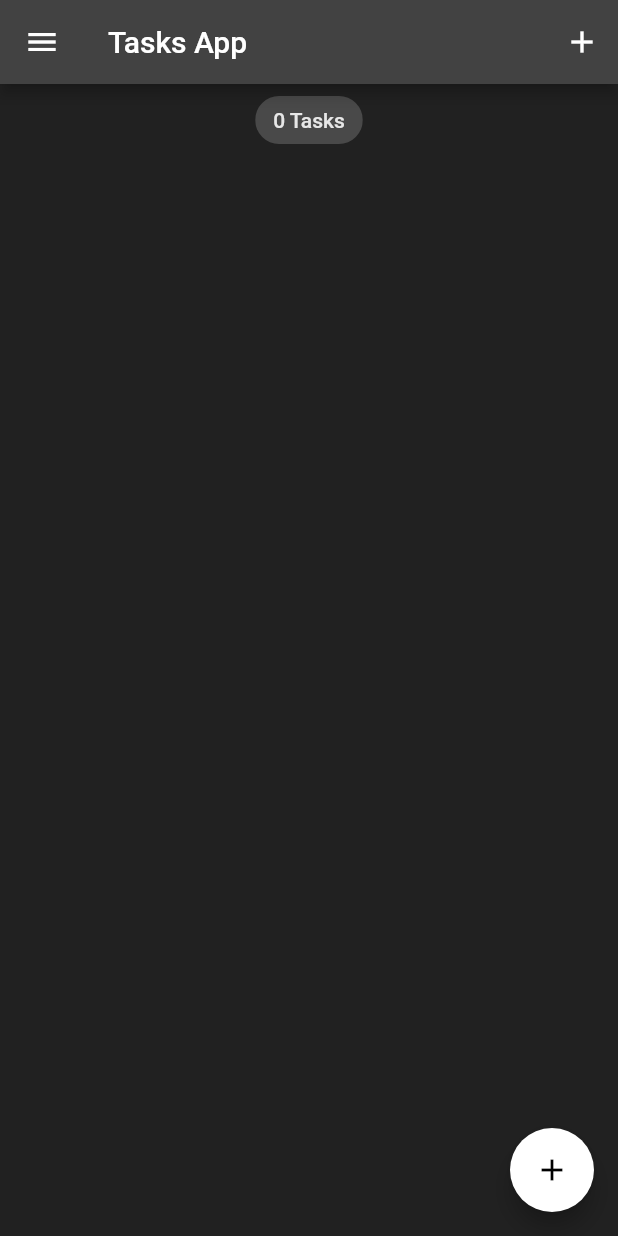
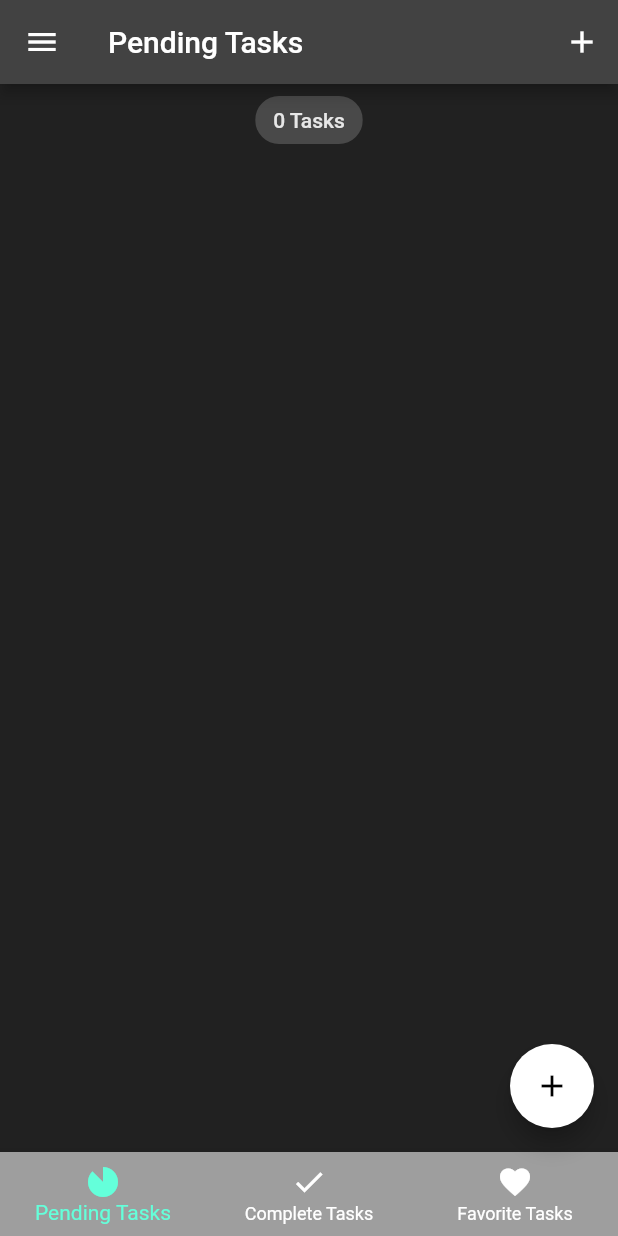
Before and after one commit to JohnGJackson0/favs-flutter, a Flutter app: the screen it shows after launch, on a phone screen of 412 x 824 dp. Run offline on Flutter 3.47's test engine with Material 2 defaults, Android fonts, the phone set to English and light mode, and no system bars; our stand-ins replace equatable, flutter_bloc, hydrated_bloc.

```diff
--- a/lib/blocs/tasks_bloc/tasks_state.dart
+++ b/lib/blocs/tasks_bloc/tasks_state.dart
@@ -1,27 +1,40 @@
 part of 'tasks_bloc.dart';
 
 class TasksState extends Equatable {
-  final List<Task> allTasks;
+  final List<Task> pendingTasks;
+  final List<Task> completedTasks;
+  final List<Task> favoriteTasks;
   final List<Task> removedTasks;
-  const TasksState(
-      {this.allTasks = const <Task>[], this.removedTasks = const <Task>[]});
+
+  const TasksState({
+    this.pendingTasks = const <Task>[],
+    this.removedTasks = const <Task>[],
+    this.completedTasks = const <Task>[],
+    this.favoriteTasks = const <Task>[],
+  });
 
   @override
-  List<Object> get props => [allTasks, removedTasks];
+  List<Object> get props =>
+      [pendingTasks, removedTasks, completedTasks, favoriteTasks];
 
   Map<String, dynamic> toMap() {
     return <String, dynamic>{
-      'allTasks': allTasks.map((x) => x.toMap()).toList(),
+      'allTasks': pendingTasks.map((x) => x.toMap()).toList(),
       'removedTasks': removedTasks.map((x) => x.toMap()).toList(),
+      'completedTasks': removedTasks.map((x) => x.toMap()).toList(),
+      'favoriteTasks': removedTasks.map((x) => x.toMap()).toList(),
     };
   }
 
   factory TasksState.fromMap(Map<String, dynamic> map) {
     return TasksState(
-        allTasks:
-            List<Task>.from((map['allTasks']?.map((x) => Task.fromMap(x)))),
+        pendingTasks:
+            List<Task>.from((map['pendingTasks']?.map((x) => Task.fromMap(x)))),
         removedTasks: List<Task>.from(
-            (map['removedTasks']?.map((x) => Task.fromMap(x)))));
-
+            (map['removedTasks']?.map((x) => Task.fromMap(x)))),
+        completedTasks: List<Task>.from(
+            (map['completedTasks']?.map((x) => Task.fromMap(x)))),
+        favoriteTasks: List<Task>.from(
+            (map['favoriteTasks']?.map((x) => Task.fromMap(x)))));
   }
 }
--- a/lib/main.dart
+++ b/lib/main.dart
@@ -1,3 +1,4 @@
+import 'package:favs_app/screens/tabs_screen.dart';
 import 'package:favs_app/services/app_router.dart';
 import 'package:favs_app/services/app_theme.dart';
 import 'package:flutter/material.dart';
@@ -5,7 +6,6 @@ import 'package:path_provider/path_provider.dart';
 
 import 'blocs/bloc_exports.dart';
 import 'blocs/theme_bloc/theme_state.dart';
-import 'screens/tasks_screen.dart';
 
 void main() async {
   WidgetsFlutterBinding.ensureInitialized();
@@ -41,7 +41,7 @@ class MyApp extends StatelessWidget {
             theme: state.isDarkTheme
                 ? AppThemes.appThemeData[AppTheme.darkTheme]
                 : AppThemes.appThemeData[AppTheme.lightTheme],
-            home: TasksScreen(),
+            home: const TabsScreen(),
             onGenerateRoute: appRouter.onGenerateRoute,
           );
         },
--- a/lib/screens/add_task_screen.dart
+++ b/lib/screens/add_task_screen.dart
@@ -5,12 +5,11 @@ import 'package:flutter/material.dart';
 import '../models/task.dart';
 
 class AddTaskScreen extends StatelessWidget {
-  const AddTaskScreen({
+  AddTaskScreen({
     Key? key,
-    required this.titleController,
   }) : super(key: key);
 
-  final TextEditingController titleController;
+  TextEditingController titleController = TextEditingController();
 
   @override
   Widget build(BuildContext context) {
--- a/lib/screens/my_drawer.dart
+++ b/lib/screens/my_drawer.dart
@@ -1,5 +1,5 @@
 import 'package:favs_app/screens/recycle_bin.dart';
-import 'package:favs_app/screens/tasks_screen.dart';
+import 'package:favs_app/screens/tabs_screen.dart';
 import 'package:flutter/material.dart';
 
 import '../blocs/bloc_exports.dart';
@@ -30,11 +30,11 @@ class _MyDrawerState extends State<MyDrawer> {
               builder: (context, state) {
                 return GestureDetector(
                   onTap: () => Navigator.of(context)
-                      .pushReplacementNamed(TasksScreen.id),
+                      .pushReplacementNamed(TabsScreen.id),
                   child: ListTile(
                       leading: const Icon(Icons.folder_special),
                       title: const Text('My Tasks'),
-                      trailing: Text('${state.allTasks.length}')),
+                      trailing: Text('${state.pendingTasks.length}')),
                 );
               },
             ),
--- /dev/null
+++ b/lib/screens/pending_tasks_screen.dart
@@ -0,0 +1,35 @@
+import 'package:favs_app/blocs/bloc_exports.dart';
+import 'package:flutter/material.dart';
+import '../models/task.dart';
+import '../widgets/tasks_lists.dart';
+
+class PendingTasksScreen extends StatelessWidget {
+  const PendingTasksScreen({Key? key}) : super(key: key);
+
+  static const id = 'tasks_screen';
+
+  @override
+  Widget build(BuildContext context) {
+    return BlocBuilder<TasksBloc, TasksState>(
+      builder: (context, state) {
+        List<Task> tasksList = state.pendingTasks;
+        return Container(
+          color: Theme.of(context).backgroundColor,
+          child: Column(
+            crossAxisAlignment: CrossAxisAlignment.center,
+            children: [
+              Center(
+                child: Chip(
+                  label: Text(
+                    '${state.pendingTasks.length} Tasks',
+                  ),
+                ),
+              ),
+              TaskList(tasksList: tasksList),
+            ],
+          ),
+        );
+      },
+    );
+  }
+}
--- /dev/null
+++ b/lib/screens/tabs_screen.dart
@@ -0,0 +1,74 @@
+import 'package:favs_app/screens/completed_tasks_screen.dart';
+import 'package:favs_app/screens/pending_tasks_screen.dart';
+import 'package:flutter/material.dart';
+
+import 'add_task_screen.dart';
+import 'favorite_tasks_screen.dart';
+import 'my_drawer.dart';
+
+class TabsScreen extends StatefulWidget {
+  const TabsScreen({Key? key}) : super(key: key);
+  static const id = 'tabs_screen';
+
+  @override
+  State<TabsScreen> createState() => _TabsScreenState();
+}
+
+class _TabsScreenState extends State<TabsScreen> {
+  final List<Map<String, dynamic>> _pageDetails = [
+    {'pageName': const PendingTasksScreen(), 'title': 'Pending Tasks'},
+    {'pageName': const CompletedTasksScreen(), 'title': 'Completed Tasks'},
+    {'pageName': const FavoriteTasksScreen(), 'title': 'Favorite Tasks'}
+  ];
+
+  var _selectedPageIndex = 0;
+
+  void _addTask(BuildContext context) {
+    showModalBottomSheet(
+        context: context,
+        builder: (context) => SingleChildScrollView(
+            child: Container(
+                padding: EdgeInsets.only(
+                    bottom: MediaQuery.of(context).viewInsets.bottom),
+                child: AddTaskScreen())));
+  }
+
+  @override
+  Widget build(BuildContext context) {
+    return Scaffold(
+        appBar: AppBar(
+          title: Text(_pageDetails[_selectedPageIndex]['title']),
+          actions: [
+            IconButton(
+              onPressed: () => _addTask(context),
+              icon: const Icon(Icons.add),
+            )
+          ],
+        ),
+        drawer: const MyDrawer(),
+        body: _pageDetails[_selectedPageIndex]['pageName'],
+        floatingActionButton: _selectedPageIndex == 0
+            ? FloatingActionButton(
+                onPressed: () => _addTask(context),
+                tooltip: 'Add Task',
+                child: const Icon(Icons.add))
+            : null,
+        bottomNavigationBar: BottomNavigationBar(
+          currentIndex: _selectedPageIndex,
+          onTap: (index) {
+            setState(() {
+              _selectedPageIndex = index;
+            });
+          },
+          items: const [
+            BottomNavigationBarItem(
+                icon: Icon(Icons.incomplete_circle_sharp),
+                label: 'Pending Tasks'),
+            BottomNavigationBarItem(
+                icon: Icon(Icons.done), label: 'Complete Tasks'),
+            BottomNavigationBarItem(
+                icon: Icon(Icons.favorite), label: 'Favorite Tasks'),
+          ],
+        ));
+  }
+}
--- a/lib/screens/tasks_screen.dart
+++ /dev/null
@@ -1,67 +0,0 @@
-import 'package:favs_app/blocs/bloc_exports.dart';
-import 'package:favs_app/screens/my_drawer.dart';
-import 'package:flutter/material.dart';
-import '../models/task.dart';
-import '../widgets/tasks_lists.dart';
-import 'add_task_screen.dart';
-
-class TasksScreen extends StatelessWidget {
-  TasksScreen({Key? key}) : super(key: key);
-
-  TextEditingController titleController = TextEditingController();
-
-  static const id = 'tasks_screen';
-
-  void _addTask(BuildContext context) {
-    showModalBottomSheet(
-        context: context,
-        builder: (context) => SingleChildScrollView(
-            child: Container(
-                padding: EdgeInsets.only(
-                    bottom: MediaQuery.of(context).viewInsets.bottom),
-                child: AddTaskScreen(titleController: titleController))));
-  }
-
-  @override
-  Widget build(BuildContext context) {
-    return BlocBuilder<TasksBloc, TasksState>(
-      builder: (context, state) {
-        List<Task> tasksList = state.allTasks;
-        return Scaffold(
-          appBar: AppBar(
-            title: const Text('Tasks App'),
-            actions: [
-              IconButton(
-                onPressed: () => _addTask(context),
-                icon: const Icon(Icons.add),
-              )
-            ],
-          ),
-          drawer: const MyDrawer(),
-          body: Container(
-            color: Theme.of(context).backgroundColor,
-            child: Column(
-              crossAxisAlignment: CrossAxisAlignment.center,
-              children: [
-                Center(
-                  child: Chip(
-                    label: Text(
-                      '${state.allTasks.length} Tasks',
-                    ),
-                  ),
-                ),
-                TaskList(tasksList: tasksList),
-              ],
-            ),
-          ),
-          floatingActionButton: FloatingActionButton(
-
-            onPressed: () => _addTask(context),
-            tooltip: 'Add Task',
-              child: const Icon(Icons.add)
-          ),
-        );
-      },
-    );
-  }
-}
```
Also changed, not shown: lib/blocs/tasks_bloc/tasks_bloc.dart (+27 -9 lines), lib/screens/completed_tasks_screen.dart (added, +35 -0 lines), lib/screens/favorite_tasks_screen.dart (added, +35 -0 lines), lib/services/app_router.dart (+4 -3 lines).
